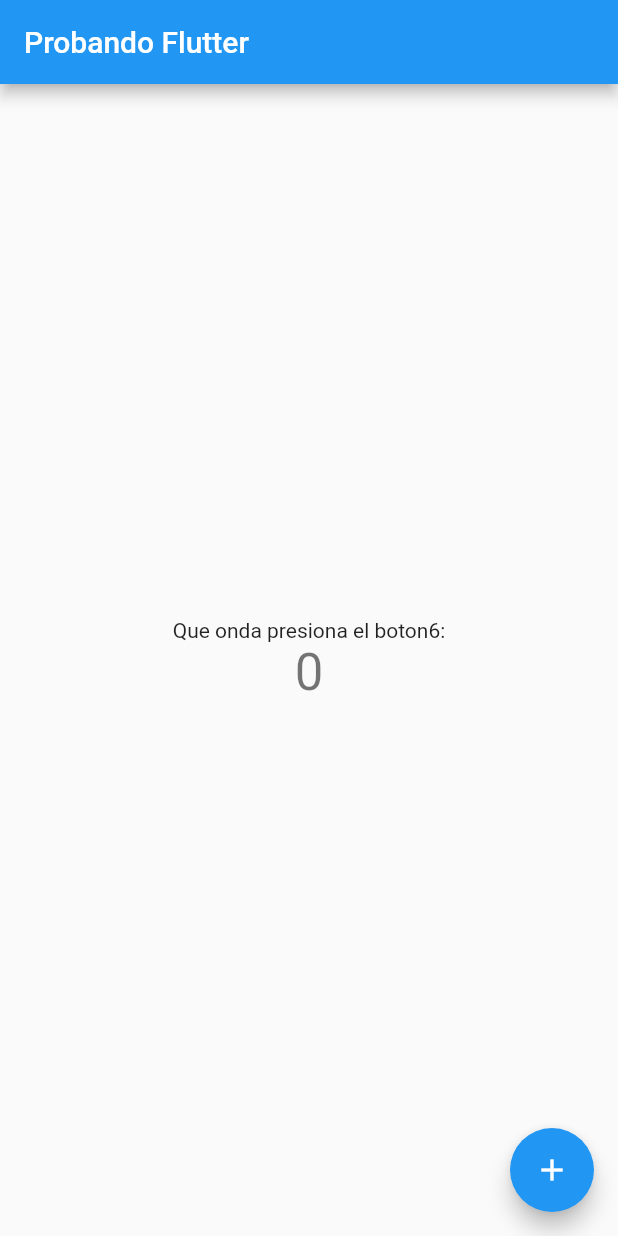
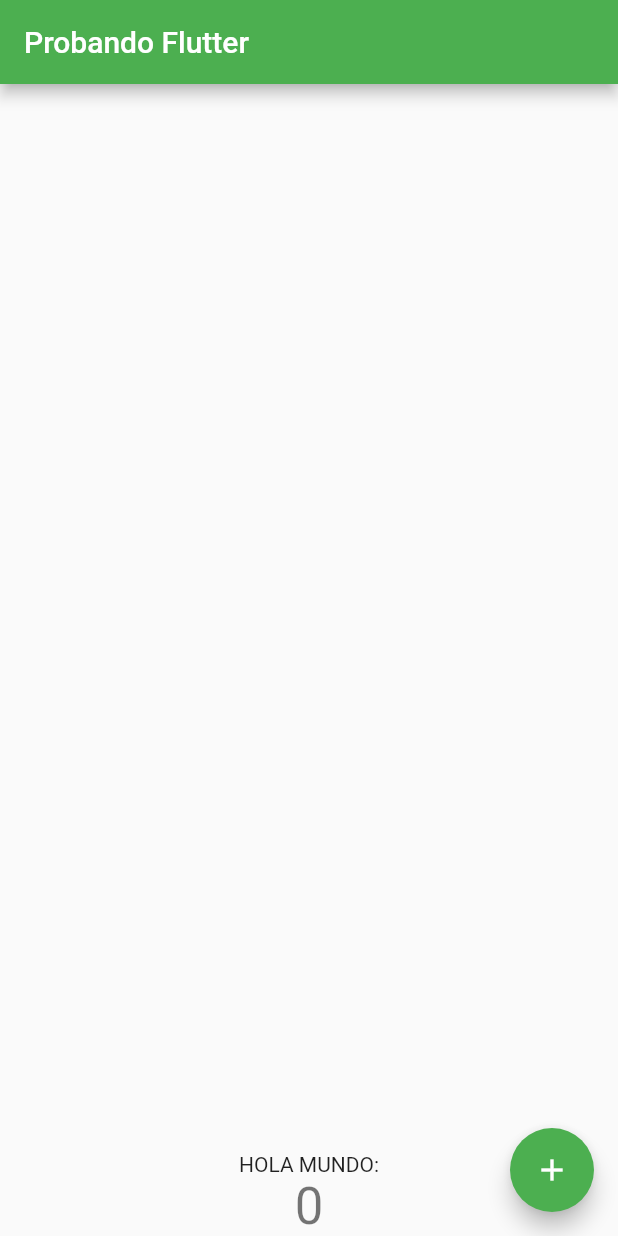
Before and after one commit to BraulioRuiz/Movil2, a Flutter app: the screen it shows after launch, on a phone screen of 412 x 824 dp. Run offline on Flutter 3.47's test engine with Material 2 defaults, Android fonts, the phone set to English and light mode, and no system bars.

Commit message:
hola mundo

```diff
--- a/lib/main.dart
+++ b/lib/main.dart
@@ -9,7 +9,7 @@ class MyApp extends StatelessWidget {
   @override
   Widget build(BuildContext context) {
     return MaterialApp(
-      title: 'Flutter Demo',
+      title: 'Prueba Flutter',
       theme: ThemeData(
         // This is the theme of your application.
         //
@@ -20,7 +20,7 @@ class MyApp extends StatelessWidget {
         // or simply save your changes to "hot reload" in a Flutter IDE).
         // Notice that the counter didn't reset back to zero; the application
         // is not restarted.
-        primarySwatch: Colors.blue,
+        primarySwatch: Colors.green,
         // This makes the visual density adapt to the platform that you run
         // the app on. For desktop platforms, the controls will be smaller and
         // closer together (more dense) than on mobile platforms.
@@ -95,10 +95,10 @@ class _MyHomePageState extends State<MyHomePage> {
           // center the children vertically; the main axis here is the vertical
           // axis because Columns are vertical (the cross axis would be
           // horizontal).
-          mainAxisAlignment: MainAxisAlignment.center,
+          mainAxisAlignment: MainAxisAlignment.end,
           children: <Widget>[
             Text(
-              'Que onda presiona el boton6:',
+              'HOLA MUNDO:',
             ),
             Text(
               '$_counter',
```
Also changed, not shown: 1 other file.
